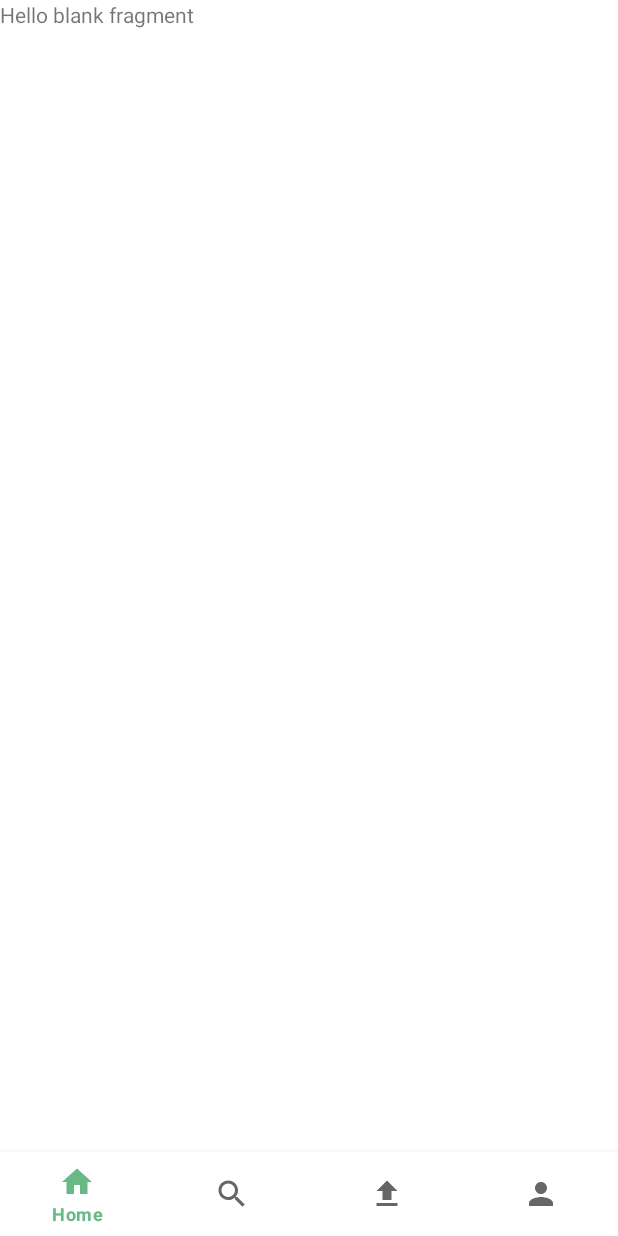
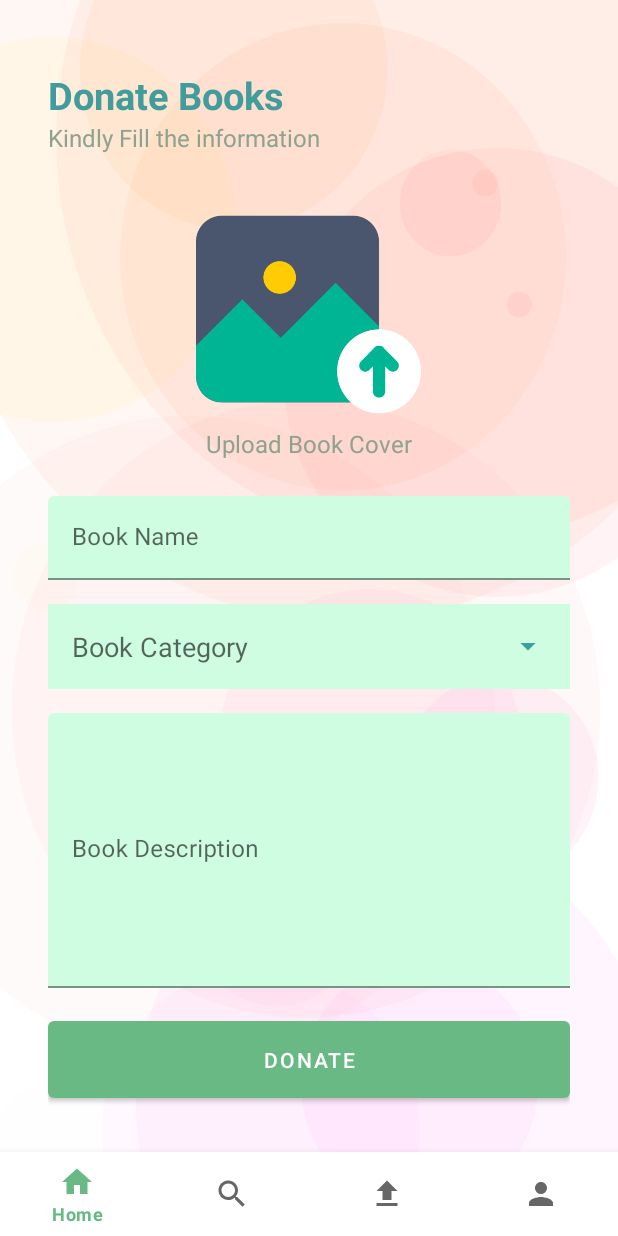
Before and after one commit to shradhayy/GSC2023, an Android app: the UploadFragment screen opened through its navigation route, on a phone screen of 412 x 824 dp. Before the commit the screen is almost empty. Run offline under Robolectric (Android 15) with nearby library versions, the phone set to English and light mode, and no system bars.

Commit message:
update: upload_book UI done and change background

```diff
--- /dev/null
+++ b/app/src/main/res/drawable/ic_down_arrow.xml
@@ -0,0 +1,5 @@
+<vector android:height="24dp" android:tint="#000000"
+    android:viewportHeight="24" android:viewportWidth="24"
+    android:width="24dp" xmlns:android="http://schemas.android.com/apk/res/android">
+    <path android:fillColor="@android:color/white" android:pathData="M7,10l5,5 5,-5z"/>
+</vector>
--- a/app/src/main/res/layout/fragment_login.xml
+++ b/app/src/main/res/layout/fragment_login.xml
@@ -4,7 +4,7 @@
     xmlns:tools="http://schemas.android.com/tools"
     android:layout_width="match_parent"
     android:layout_height="match_parent"
-    android:background="@color/white"
+    android:background="@drawable/bg"
     android:gravity="center_vertical"
     android:orientation="vertical"
     android:paddingHorizontal="30dp"
@@ -14,6 +14,7 @@
         android:layout_width="wrap_content"
         android:layout_height="wrap_content"
         android:text="@string/login_now"
+        android:textStyle="bold"
         android:textColor="@color/colorGreenDark"
         android:textSize="32sp" />
 
--- a/app/src/main/res/layout/fragment_sign_up.xml
+++ b/app/src/main/res/layout/fragment_sign_up.xml
@@ -4,7 +4,7 @@
     xmlns:tools="http://schemas.android.com/tools"
     android:layout_width="match_parent"
     android:layout_height="match_parent"
-    android:background="@color/white"
+    android:background="@drawable/bg"
     android:gravity="center_vertical"
     android:orientation="vertical"
     android:paddingHorizontal="30dp"
--- a/app/src/main/res/layout/fragment_upload.xml
+++ b/app/src/main/res/layout/fragment_upload.xml
@@ -1,14 +1,100 @@
 <?xml version="1.0" encoding="utf-8"?>
-<FrameLayout xmlns:android="http://schemas.android.com/apk/res/android"
+<LinearLayout xmlns:android="http://schemas.android.com/apk/res/android"
+    xmlns:app="http://schemas.android.com/apk/res-auto"
     xmlns:tools="http://schemas.android.com/tools"
     android:layout_width="match_parent"
     android:layout_height="match_parent"
+    android:background="@drawable/bg"
+    android:orientation="vertical"
+    android:paddingHorizontal="32dp"
+    android:paddingVertical="30dp"
     tools:context=".fragments.nav.UploadFragment">
 
-    <!-- TODO: Update blank fragment layout -->
     <TextView
+        android:layout_width="wrap_content"
+        android:layout_height="wrap_content"
+        android:layout_marginTop="16dp"
+        android:text="@string/donate_books"
+        android:textColor="@color/colorGreenDark"
+        android:textSize="25sp"
+        android:textStyle="bold" />
+
+    <TextView
+        android:layout_width="wrap_content"
+        android:layout_height="wrap_content"
+        android:text="@string/kindly_fill_the_information"
+        android:textColor="@color/colorGrey"
+        android:textSize="16sp" />
+
+    <ImageView
+        android:id="@+id/imgUploadBookImage"
+        android:layout_width="150dp"
+        android:layout_height="150dp"
+        android:layout_gravity="center"
+        android:layout_marginTop="32dp"
+        android:scaleType="centerCrop"
+        android:src="@drawable/upload_image" />
+
+    <TextView
+        android:layout_width="wrap_content"
+        android:layout_height="wrap_content"
+        android:layout_gravity="center"
+        android:text="@string/upload_book_cover"
+        android:textColor="@color/colorGrey"
+        android:textSize="16sp" />
+
+    <com.google.android.material.textfield.TextInputLayout
+        android:id="@+id/editNameHint"
         android:layout_width="match_parent"
-        android:layout_height="match_parent"
-        android:text="@string/hello_blank_fragment" />
+        android:layout_height="wrap_content"
+        android:layout_marginTop="24dp"
+        android:hint="@string/book_name"
+        app:boxBackgroundColor="@color/colorGreenLight">
 
-</FrameLayout>
+        <com.google.android.material.textfield.TextInputEditText
+            android:id="@+id/editBookName"
+            android:layout_width="match_parent"
+            android:layout_height="wrap_content"
+            android:textColor="@color/colorGreenDark" />
+
+    </com.google.android.material.textfield.TextInputLayout>
+
+    <com.google.android.material.textfield.MaterialAutoCompleteTextView
+        android:layout_width="match_parent"
+        android:layout_height="wrap_content"
+        android:layout_marginTop="16dp"
+        android:background="@color/colorGreenLight"
+        android:drawableEnd="@drawable/ic_down_arrow"
+        android:drawableTint="@color/colorGreenDark"
+        android:hint="@string/book_category"
+        android:inputType="none"
+        android:padding="16dp" />
+
+    <com.google.android.material.textfield.TextInputLayout
+        android:id="@+id/editDescHint"
+        android:layout_width="match_parent"
+        android:layout_height="0dp"
+        android:layout_marginTop="16dp"
+        android:layout_weight="1"
+        android:hint="@string/book_description"
+        app:boxBackgroundColor="@color/colorGreenLight"
+        app:boxStrokeColor="@color/colorGreenLight">
+
+        <com.google.android.material.textfield.TextInputEditText
+            android:id="@+id/editBookDesc"
+            android:layout_width="match_parent"
+            android:layout_height="match_parent"
+            android:inputType="textLongMessage"
+            android:textColor="@color/colorGreenDark" />
+
+    </com.google.android.material.textfield.TextInputLayout>
+
+    <com.google.android.material.button.MaterialButton
+        android:id="@+id/btnLogin"
+        android:layout_width="match_parent"
+        android:layout_height="wrap_content"
+        android:layout_marginTop="16dp"
+        android:paddingVertical="16dp"
+        android:text="@string/donate" />
+
+</LinearLayout>
--- /dev/null
+++ b/app/src/main/res/values/book_categories.xml
@@ -0,0 +1,10 @@
+<?xml version="1.0" encoding="utf-8"?>
+<resources>
+    <string-array name="book_categories">
+        <item>Educational</item>
+        <item>Horror</item>
+        <item>Science Fiction</item>
+        <item>Mystery</item>
+        <item>Fantasy</item>
+    </string-array>
+</resources>
--- a/app/src/main/res/values/colors.xml
+++ b/app/src/main/res/values/colors.xml
@@ -12,6 +12,6 @@
     <color name="colorGreenLight">#CFFDE1</color>
     <color name="colorGreen">#68B984</color>
     <color name="colorGreenDark">#419C9C</color>
-    <color name="colorGrey">#DADADA</color>
+    <color name="colorGrey">#8EA38F</color>
     <color name="colorBlue">#184CCF</color>
 </resources>
--- a/app/src/main/res/values/strings.xml
+++ b/app/src/main/res/values/strings.xml
@@ -15,4 +15,11 @@
     <string name="create_new_account">Create New Account</string>
     <string name="create_account">Create Account</string>
     <string name="name">Name</string>
+    <string name="kindly_fill_the_information">Kindly Fill the information</string>
+    <string name="donate_books">Donate Books</string>
+    <string name="upload_book_cover">Upload Book Cover</string>
+    <string name="book_name">Book Name</string>
+    <string name="book_description">Book Description</string>
+    <string name="book_category">Book Category</string>
+    <string name="donate">Donate</string>
 </resources>
```
Also changed, not shown: app/src/main/res/drawable/bg.jpg (added), app/src/main/res/drawable/upload_image.png (added).
